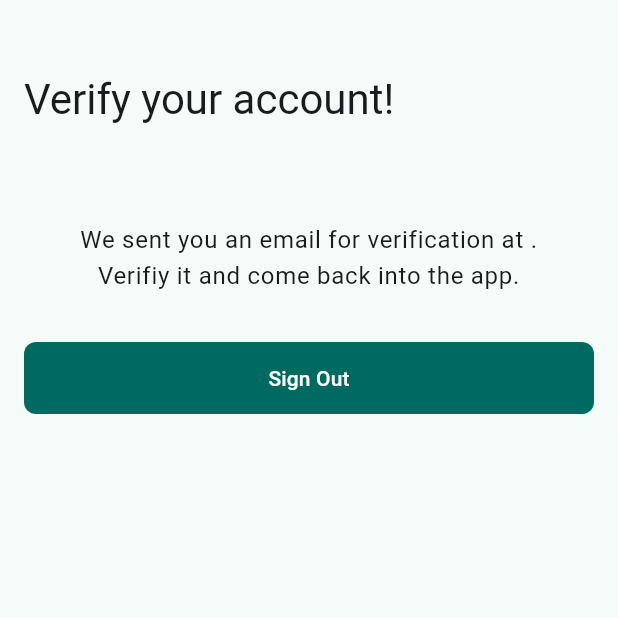
After one commit to ioncelciuc/expense_management, a Flutter app: the VerifyAccountScreen screen opened directly, on a phone screen of 412 x 824 dp, the top half of it. The commit adds this screen. Run offline on Flutter 3.47's test engine with Material 3 defaults, Android fonts, the phone set to English and light mode, and no system bars; our stand-ins replace cloud_firestore, firebase_auth, firebase_core, fl_chart, flutter_bloc, flutter_dotenv and 3 more; accounts and stored records are empty; network calls fail.

Commit message:
add: account verification

```diff
--- a/lib/cubits/ai/ai_cubit.dart
+++ b/lib/cubits/ai/ai_cubit.dart
@@ -17,7 +17,6 @@ class AiCubit extends Cubit<AiState> {
     try {
       Response response = await NetworkHelper.geminiApiCall(prompt);
       if (response.success) {
-        print(response.obj);
         final Map<String, dynamic> decoded = jsonDecode(response.obj as String);
         final parts = (decoded['candidates'][0]['content']['parts'] as List);
         String advice = parts.firstWhere((p) => p.containsKey('text'), orElse: () => {'text': ''})['text'] as String;
--- a/lib/cubits/auth/auth_state.dart
+++ b/lib/cubits/auth/auth_state.dart
@@ -22,4 +22,6 @@ final class AuthShowSignUpScreenError extends AuthState {
   AuthShowSignUpScreenError(this.response);
 }
 
+final class AuthShowVerifyAccountScreen extends AuthState {}
+
 final class AuthShowHomeScreen extends AuthState {}
--- a/lib/l10n/app_en.arb
+++ b/lib/l10n/app_en.arb
@@ -116,5 +116,9 @@
     "reset_password": "Reset password",
     "reset_password_explanation": "Please enter your email address, and we’ll send you an email with a link to reset your password. If you don’t see it within a few minutes, please check your spam folder.",
     "send_email": "Send email",
-    "email_sent_at": "Email sent at"
+    "email_sent_at": "Email sent at",
+    "verify_your_account": "Verify your account!",
+    "we_sent_an_email_for_verification_at": "We sent you an email for verification at",
+    "verify_it_and_come_back_into_the_app": "Verifiy it and come back into the app.",
+    "resend_verification_email": "Resend verification email"
 }
--- a/lib/l10n/app_localizations.dart
+++ b/lib/l10n/app_localizations.dart
@@ -805,6 +805,30 @@ abstract class AppLocalizations {
   /// In en, this message translates to:
   /// **'Email sent at'**
   String get email_sent_at;
+
+  /// No description provided for @verify_your_account.
+  ///
+  /// In en, this message translates to:
+  /// **'Verify your account!'**
+  String get verify_your_account;
+
+  /// No description provided for @we_sent_an_email_for_verification_at.
+  ///
+  /// In en, this message translates to:
+  /// **'We sent you an email for verification at'**
+  String get we_sent_an_email_for_verification_at;
+
+  /// No description provided for @verify_it_and_come_back_into_the_app.
+  ///
+  /// In en, this message translates to:
+  /// **'Verifiy it and come back into the app.'**
+  String get verify_it_and_come_back_into_the_app;
+
+  /// No description provided for @resend_verification_email.
+  ///
+  /// In en, this message translates to:
+  /// **'Resend verification email'**
+  String get resend_verification_email;
 }
 
 class _AppLocalizationsDelegate
--- a/lib/l10n/app_localizations_en.dart
+++ b/lib/l10n/app_localizations_en.dart
@@ -381,4 +381,18 @@ class AppLocalizationsEn extends AppLocalizations {
 
   @override
   String get email_sent_at => 'Email sent at';
+
+  @override
+  String get verify_your_account => 'Verify your account!';
+
+  @override
+  String get we_sent_an_email_for_verification_at =>
+      'We sent you an email for verification at';
+
+  @override
+  String get verify_it_and_come_back_into_the_app =>
+      'Verifiy it and come back into the app.';
+
+  @override
+  String get resend_verification_email => 'Resend verification email';
 }
--- a/lib/l10n/app_localizations_ro.dart
+++ b/lib/l10n/app_localizations_ro.dart
@@ -388,4 +388,18 @@ class AppLocalizationsRo extends AppLocalizations {
 
   @override
   String get email_sent_at => 'Email trimis la';
+
+  @override
+  String get verify_your_account => 'Verifică-ți contul!';
+
+  @override
+  String get we_sent_an_email_for_verification_at =>
+      'Ți-am trimis un email de verificare la';
+
+  @override
+  String get verify_it_and_come_back_into_the_app =>
+      'Accesează linkul din email pentru verificare și revino în aplicație.';
+
+  @override
+  String get resend_verification_email => 'Retrimite email de verificare';
 }
--- a/lib/l10n/app_ro.arb
+++ b/lib/l10n/app_ro.arb
@@ -116,5 +116,9 @@
     "reset_password": "Resetează parola",
     "reset_password_explanation": "Introdu adresa de email și vei primi un mesaj cu instrucțiuni pentru resetarea parolei. Dacă nu îl găsești în inbox, verifică și folderul de spam.",
     "send_email": "Trimite email",
-    "email_sent_at": "Email trimis la"
+    "email_sent_at": "Email trimis la",
+    "verify_your_account": "Verifică-ți contul!",
+    "we_sent_an_email_for_verification_at": "Ți-am trimis un email de verificare la",
+    "verify_it_and_come_back_into_the_app": "Accesează linkul din email pentru verificare și revino în aplicație.",
+    "resend_verification_email": "Retrimite email de verificare"
 }
--- a/lib/screens/auth/auth_screen.dart
+++ b/lib/screens/auth/auth_screen.dart
@@ -2,6 +2,7 @@ import 'package:expense_management/cubits/auth/auth_cubit.dart';
 import 'package:expense_management/cubits/auth/auth_state.dart';
 import 'package:expense_management/screens/auth/sign_in_ui.dart';
 import 'package:expense_management/screens/auth/sign_up_ui.dart';
+import 'package:expense_management/screens/auth/verify_account_screen.dart';
 import 'package:expense_management/screens/home/home_screen.dart';
 import 'package:expense_management/widgets/snackbar_handler.dart';
 import 'package:flutter/material.dart';
@@ -51,6 +52,9 @@ class AuthScreen extends StatelessWidget {
         if (state is AuthShowSignUpScreen || state is AuthShowSignUpScreenError) {
           return const SignUpUi();
         }
+        if (state is AuthShowVerifyAccountScreen) {
+          return const VerifyAccountScreen();
+        }
         return const HomeScreen();
       },
     );
--- /dev/null
+++ b/lib/screens/auth/verify_account_screen.dart
@@ -0,0 +1,76 @@
+import 'dart:async';
+
+import 'package:expense_management/core/constants.dart';
+import 'package:expense_management/cubits/auth/auth_cubit.dart';
+import 'package:expense_management/l10n/app_localizations.dart';
+import 'package:firebase_auth/firebase_auth.dart';
+import 'package:flutter/material.dart';
+import 'package:flutter_bloc/flutter_bloc.dart';
+
+class VerifyAccountScreen extends StatefulWidget {
+  const VerifyAccountScreen({super.key});
+
+  @override
+  State<VerifyAccountScreen> createState() => _VerifyAccountScreenState();
+}
+
+class _VerifyAccountScreenState extends State<VerifyAccountScreen> {
+  late AuthCubit authCubit;
+  bool isEmailVerified = false;
+  Timer? timer;
+
+  checkEmailVerified() async {
+    await FirebaseAuth.instance.currentUser?.reload();
+    setState(() {
+      isEmailVerified = FirebaseAuth.instance.currentUser!.emailVerified;
+    });
+    if (isEmailVerified) {
+      authCubit.checkIfUserIsSignedIn();
+    }
+  }
+
+  @override
+  void initState() {
+    authCubit = BlocProvider.of<AuthCubit>(context);
+    super.initState();
+    FirebaseAuth.instance.currentUser?.sendEmailVerification();
+    timer = Timer.periodic(const Duration(seconds: 3), (_) => checkEmailVerified());
+  }
+
+  @override
+  void dispose() {
+    timer?.cancel();
+    super.dispose();
+  }
+
+  @override
+  Widget build(BuildContext context) {
+    return Scaffold(
+      body: SafeArea(
+        child: ListView(
+          padding: kPagePadding,
+          children: [
+            const SizedBox(height: 32),
+            Text(
+              AppLocalizations.of(context)!.verify_your_account,
+              style: Theme.of(context).textTheme.headlineMedium,
+            ),
+            const SizedBox(height: 64),
+            Text(
+              '${AppLocalizations.of(context)!.we_sent_an_email_for_verification_at} ${FirebaseAuth.instance.currentUser?.email}.\n${AppLocalizations.of(context)!.verify_it_and_come_back_into_the_app}',
+              style: Theme.of(context).textTheme.bodyLarge,
+              textAlign: TextAlign.center,
+            ),
+            const SizedBox(height: 32),
+            ElevatedButton(
+              onPressed: () {
+                BlocProvider.of<AuthCubit>(context).signOut();
+              },
+              child: Text(AppLocalizations.of(context)!.sign_out),
+            ),
+          ],
+        ),
+      ),
+    );
+  }
+}
```
Also changed, not shown: lib/cubits/auth/auth_cubit.dart (+27 -9 lines), lib/screens/home/expense_list_details/receipt_capture/reciept_capture_screen.dart (+8 -6 lines).
